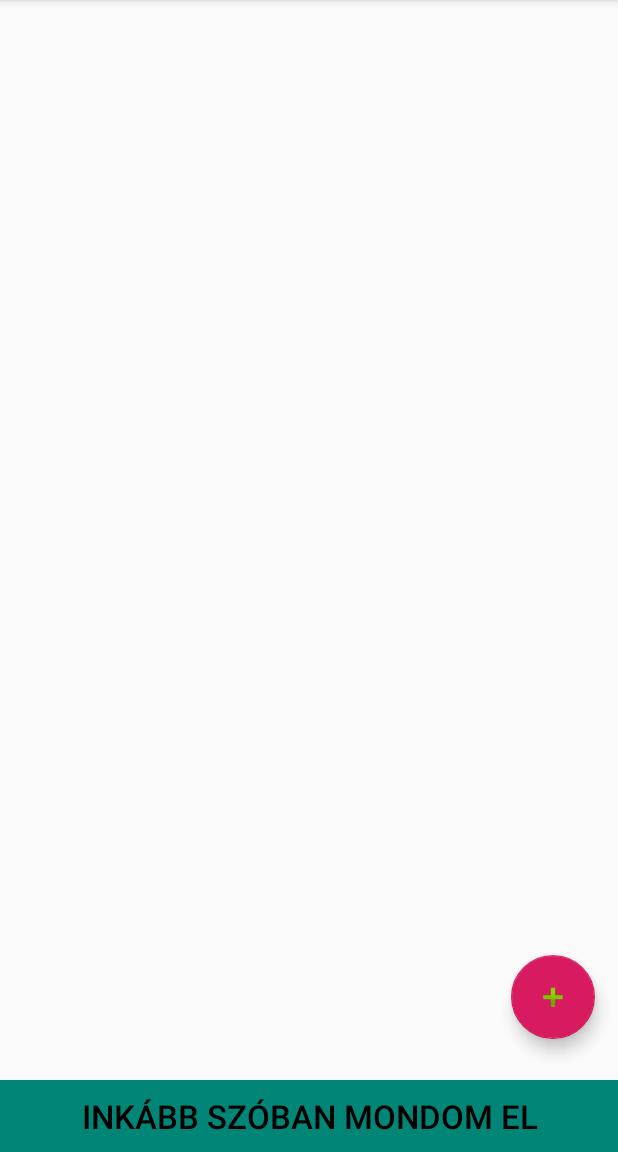
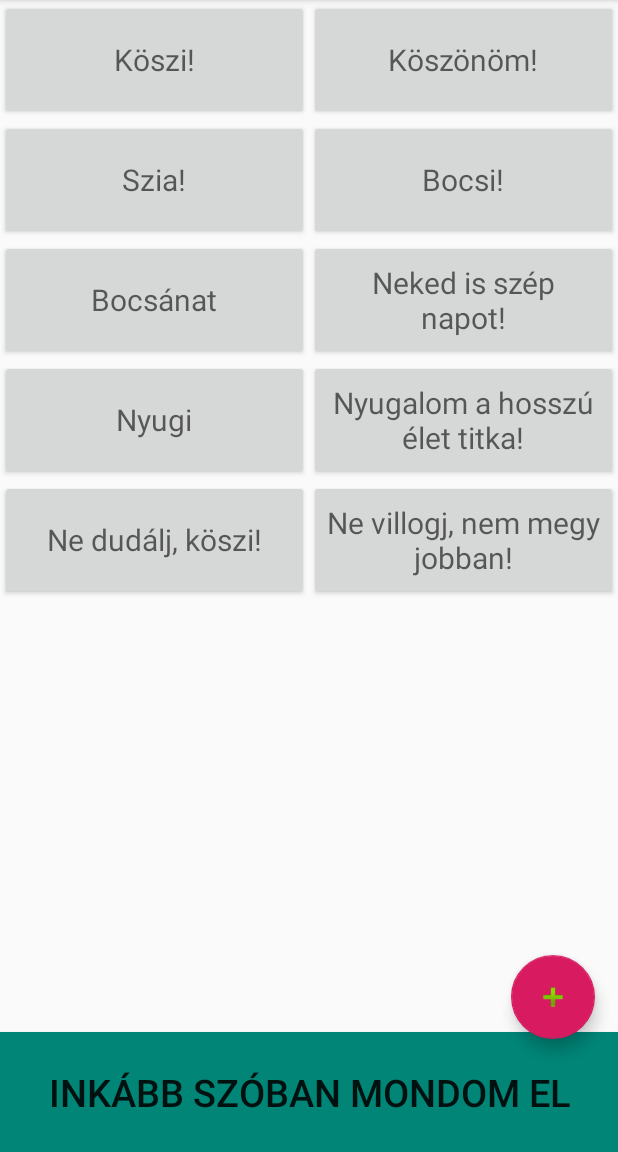
Before and after one commit to Tms-bodnar/LedMessengerStrip, an Android app: the screen it shows after launch (MainActivity), on a phone screen of 412 x 824 dp, the part 84-1236 px from its top. Run offline under Robolectric (Android 15) with nearby library versions, the phone set to English and light mode, and no system bars.

Commit message:
Add buttons and start implement add message dialog

```diff
--- a/Android/LEDMessengerStrip/app/src/main/java/adapters/CustomGridAdapter.java
+++ b/Android/LEDMessengerStrip/app/src/main/java/adapters/CustomGridAdapter.java
@@ -10,25 +10,27 @@ import android.widget.Button;
 import com.kalandlabor.ledmessengerstrip.MainActivity;
 import com.kalandlabor.ledmessengerstrip.R;
 
+import java.util.List;
+
 public class CustomGridAdapter extends BaseAdapter {
 
     MainActivity mainActivity;
-    String[] items;
+    List<Button> items;
     LayoutInflater inflater;
 
-    public CustomGridAdapter(MainActivity mainActivity, String[] items) {
+    public CustomGridAdapter(MainActivity mainActivity, List<Button> items) {
         this.mainActivity = mainActivity;
         this.items = items;
         inflater = (LayoutInflater) this.mainActivity.getSystemService(Context.LAYOUT_INFLATER_SERVICE);
     }
     @Override
     public int getCount() {
-        return items.length;
+        return items.size();
     }
 
     @Override
     public Object getItem(int position) {
-        return items[position];
+        return items.get(position);
     }
 
     @Override
@@ -43,7 +45,7 @@ public class CustomGridAdapter extends BaseAdapter {
         }
         Button button = (Button) convertView.findViewById(R.id.grid_item);
 
-        button.setText(items[position]);
+        button.setText(items.get(position).getText());
         button.setOnClickListener(new View.OnClickListener() {
             @Override
             public void onClick(View v) {
--- a/Android/LEDMessengerStrip/app/src/main/java/com/kalandlabor/ledmessengerstrip/MainActivity.java
+++ b/Android/LEDMessengerStrip/app/src/main/java/com/kalandlabor/ledmessengerstrip/MainActivity.java
@@ -15,14 +15,19 @@ import android.os.Handler;
 import android.view.View;
 import android.view.Menu;
 import android.view.MenuItem;
+import android.widget.Button;
 import android.widget.GridView;
 import android.widget.Toast;
+
+import java.util.ArrayList;
+import java.util.List;
 
 import adapters.CustomGridAdapter;
 
 public class MainActivity extends AppCompatActivity {
 
     Context context;
+    List<Button> buttonList;
 
     @Override
     protected void onCreate(Bundle savedInstanceState) {
@@ -39,16 +44,35 @@ public class MainActivity extends AppCompatActivity {
             }
         });
         Resources res = getResources();
-        String[] buttons = res.getStringArray(R.array.button_array);
+        buttonsInit();
         GridView gridView = findViewById(R.id.grid_view);
-        CustomGridAdapter gridAdapter = new CustomGridAdapter(MainActivity.this, buttons);
+        CustomGridAdapter gridAdapter = new CustomGridAdapter(MainActivity.this, buttonList);
         gridView.setAdapter(gridAdapter);
 
     }
 
+    private void buttonsInit() {
+        buttonList = new ArrayList<>();
+        for (int i = 0; i < 10; i++){
+           buttonList.add(new Button(this));
+        }
+        buttonList.get(0).setText("Köszi!");
+        buttonList.get(1).setText("Köszönöm!");
+        buttonList.get(2).setText("Szia!");
+        buttonList.get(3).setText("Bocsi!");
+        buttonList.get(4).setText("Bocsánat");
+        buttonList.get(5).setText("Neked is szép napot!");
+        buttonList.get(6).setText("Nyugi");
+        buttonList.get(7).setText("Nyugalom a hosszú élet titka!");
+        buttonList.get(8).setText("Ne dudálj, köszi!");
+        buttonList.get(9).setText("Ne villogj, nem megy jobban!");
+    }
+
     private void addNewMessage(View view) {
-        Snackbar.make(view, "implement add new button", Snackbar.LENGTH_LONG)
-                .setAction("Action", null).show();
+        openDialog();
+    }
+
+    private void openDialog() {
     }
 
     @Override
--- a/Android/LEDMessengerStrip/app/src/main/res/layout/activity_main.xml
+++ b/Android/LEDMessengerStrip/app/src/main/res/layout/activity_main.xml
@@ -9,7 +9,9 @@
     <com.google.android.material.appbar.AppBarLayout
         android:layout_width="match_parent"
         android:layout_height="wrap_content"
-        android:theme="@style/AppTheme.AppBarOverlay">
+        android:theme="@style/AppTheme.AppBarOverlay"
+        android:id="@+id/appbar"
+        >
 
         <androidx.appcompat.widget.Toolbar
             android:id="@+id/toolbar"
--- a/Android/LEDMessengerStrip/app/src/main/res/layout/cell.xml
+++ b/Android/LEDMessengerStrip/app/src/main/res/layout/cell.xml
@@ -7,8 +7,8 @@
         android:id="@+id/grid_item"
         android:layout_gravity="center"
         android:textAppearance="?android:attr/textAppearanceMedium"
-        android:layout_width="wrap_content"
-        android:layout_height="wrap_content"
+        android:layout_width="match_parent"
+        android:layout_height="80dp"
         android:text="05"
         android:textSize="20sp"
         android:enabled="true"
--- a/Android/LEDMessengerStrip/app/src/main/res/layout/content_main.xml
+++ b/Android/LEDMessengerStrip/app/src/main/res/layout/content_main.xml
@@ -2,40 +2,39 @@
 <androidx.constraintlayout.widget.ConstraintLayout xmlns:android="http://schemas.android.com/apk/res/android"
     xmlns:app="http://schemas.android.com/apk/res-auto"
     xmlns:tools="http://schemas.android.com/tools"
+    android:id="@+id/content"
     android:layout_width="match_parent"
     android:layout_height="match_parent"
     app:layout_behavior="@string/appbar_scrolling_view_behavior"
     tools:context=".MainActivity"
     tools:showIn="@layout/activity_main">
 
-    <GridLayout
-        android:id="@+id/main_grid"
-        android:layout_width="match_parent"
-        android:layout_height="match_parent"
-        app:layout_constraintTop_toTopOf="parent"
-        app:layout_constraintLeft_toLeftOf="parent"
-        android:rowCount="2"
-        android:columnCount="1">
     <GridView
         android:id="@+id/grid_view"
         android:layout_width="match_parent"
         android:layout_height="wrap_content"
-            android:layout_row="0"
-            android:layout_column="0"
-            />
+        app:layout_constrainedWidth="true"
+        app:layout_constraintBottom_toTopOf="@id/btnSpeak"
+        app:layout_constraintTop_toTopOf="@id/content"
+        app:layout_constraintVertical_bias="0.001"
+        tools:layout_editor_absoluteX="16dp"
+        android:numColumns="2"/>
 
     <Button
         android:id="@+id/btnSpeak"
+        android:layout_width="match_parent"
+        android:layout_height="80dp"
+        android:layout_gravity="bottom"
         android:background="@color/colorPrimary"
+        android:onClick="speechToText"
         android:text="@string/speech_button"
-            android:textColor="@android:color/black"
-            android:textSize="22sp"
+        android:textSize="25sp"
         android:textStyle="normal"
-            android:layout_gravity="bottom"
-            android:layout_width="match_parent"
-            android:onClick="speechToText"
-            android:layout_row="1"
-            android:layout_column="0"
-            />
-    </GridLayout>
+        app:layout_constraintBottom_toBottomOf="parent" />
+
+    <androidx.constraintlayout.widget.Barrier
+        android:id="@+id/barrier"
+        android:layout_width="wrap_content"
+        android:layout_height="wrap_content"
+        app:barrierDirection="top" />
 </androidx.constraintlayout.widget.ConstraintLayout>
--- a/Android/LEDMessengerStrip/app/src/main/res/values/colors.xml
+++ b/Android/LEDMessengerStrip/app/src/main/res/values/colors.xml
@@ -1,6 +1,6 @@
 <?xml version="1.0" encoding="utf-8"?>
 <resources>
-    <color name="colorPrimary">#008577</color>
-    <color name="colorPrimaryDark">#00574B</color>
-    <color name="colorAccent">#D81B60</color>
+      <color name="colorPrimary">#008577</color>
+      <color name="colorPrimaryDark">#00574B</color>
+      <color name="colorAccent">#D81B60</color>
 </resources>
--- a/Android/LEDMessengerStrip/app/src/main/res/values/styles.xml
+++ b/Android/LEDMessengerStrip/app/src/main/res/values/styles.xml
@@ -1,7 +1,7 @@
 <resources>
 
     <!-- Base application theme. -->
-    <style name="AppTheme" parent="Theme.AppCompat.Light.DarkActionBar">
+    <style name="AppTheme" parent="Theme.AppCompat.DayNight">
         <!-- Customize your theme here. -->
         <item name="colorPrimary">@color/colorPrimary</item>
         <item name="colorPrimaryDark">@color/colorPrimaryDark</item>
```
Lines whose indentation alone changed are shown as unchanged.
